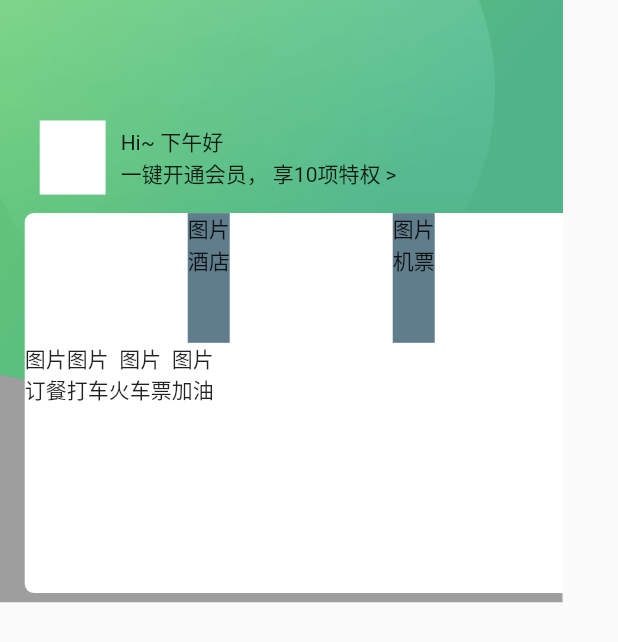
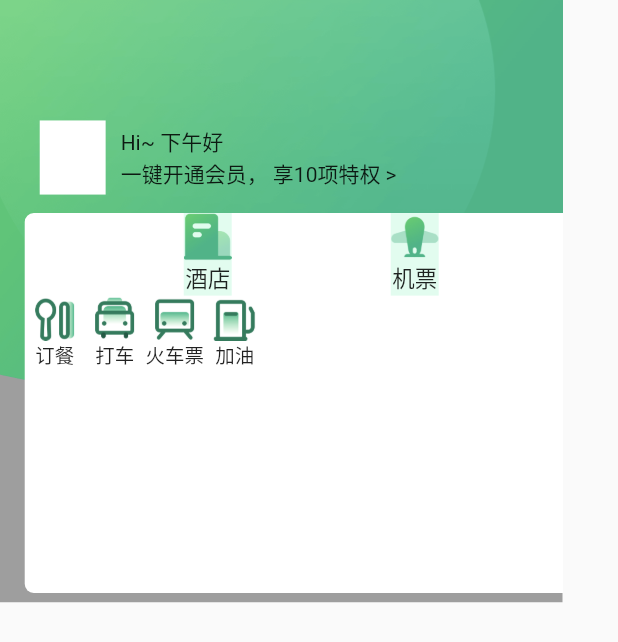
Before and after one commit to Alan-GitHub/kbb_app, a Flutter app: the HomeMainPageTop widget shown alone on an empty page, opened directly, on a phone screen of 412 x 824 dp. Shown: the top 642 px of the screen. Run offline on Flutter 3.47's test engine with Material 2 defaults, Android fonts, the phone set to English and light mode, and no system bars; our stand-ins replace flutter_screenutil; missing offline and left inert: dart:ffi, provide; statements that could not run were skipped.

Commit message:
首页顶部添加使用图标

```diff
--- a/lib/Home/Main/Views/HomeMainPageTop.dart
+++ b/lib/Home/Main/Views/HomeMainPageTop.dart
@@ -1,5 +1,9 @@
+import 'dart:ffi';
+
 import 'package:flutter/material.dart';
 import 'package:flutter_screenutil/flutter_screenutil.dart';
+import 'package:flutter_screenutil/screen_util.dart';
+import 'package:kbb_app/Utils/ImageNameManager.dart';
 
 class HomeMainPageTop extends StatelessWidget {
   @override
@@ -10,7 +14,7 @@ class HomeMainPageTop extends StatelessWidget {
         child: Stack(
           children: [
             // Container
-            Image.asset('images/bg_home.png'),
+            Image.asset(Home_Top_Background),
             Positioned(
               top: 65.h,
               left: 15.w,
@@ -56,21 +60,23 @@ class HomeMainPageTop extends StatelessWidget {
       width: MediaQuery.of(context).size.width - 30,
       height: 205.h,
       decoration: BoxDecoration(
-        color: Colors.white,
-        borderRadius: BorderRadius.all(Radius.circular(6.0))
-      ),
+          color: Colors.white,
+          borderRadius: BorderRadius.all(Radius.circular(6.0))),
       child: Column(
         children: [
           Row(
             mainAxisAlignment: MainAxisAlignment.spaceEvenly,
-            children: [oneLevelEntry('酒店'), oneLevelEntry('机票')],
+            children: [
+              oneLevelEntry(Home_Icon_Hotel, '酒店'),
+              oneLevelEntry(Home_Icon_Plane, '机票')
+            ],
           ),
           Row(
             children: [
-              twoLevelEntry('订餐'),
-              twoLevelEntry('打车'),
-              twoLevelEntry('火车票'),
-              twoLevelEntry('加油')
+              twoLevelEntry(Home_Icon_Takeout, '订餐'),
+              twoLevelEntry(Home_Icon_Taxi, '打车'),
+              twoLevelEntry(Home_Icon_Train, '火车票'),
+              twoLevelEntry(Home_Icon_Oil, '加油')
             ],
           )
         ],
@@ -79,36 +85,44 @@ class HomeMainPageTop extends StatelessWidget {
   }
 
   //酒店、机票入口
-  Widget oneLevelEntry(String text) {
+  Widget oneLevelEntry(String imageUrl, String text) {
     return Container(
-      color: Colors.blueGrey,
-      child: Stack(
-        children: [
-          Container(
-            color: Colors.red,
-            // width: 100.w,
-            height: 70.h,
-          ),
-          Positioned(
-            child: Column(
-              children: [
-                Text('图片'),
-                Text(text)
-              ],
-            ),
-          )
-        ],
-      ),
+      width: ScreenUtil.screenWidth,
+      color: Colors.greenAccent.withAlpha(50),
+      child: ImageTextFromTopToBottom(
+          imageUrl, text, 32, 55, 32, 32, 15.0, FontWeight.normal),
     );
   }
 
   //订餐、打车、火车票、加油入口
-  Widget twoLevelEntry(String text) {
+  Widget twoLevelEntry(String imageUrl, String text) {
     return Container(
+        child: ImageTextFromTopToBottom(
+            imageUrl, text, 40, 50, 30, 30, 13.0, FontWeight.normal));
+  }
+
+  //图片文字组件
+  Widget ImageTextFromTopToBottom(
+      String imageUrl,
+      String text,
+      double widgetW,
+      double widgetH,
+      double imageW,
+      double imageH,
+      double fontSize,
+      FontWeight fontWeight) {
+    return Container(
+      width: widgetW,
+      height: widgetH,
       child: Column(
         children: [
-          Text('图片'),
-          Text(text)
+          Image.asset(
+            imageUrl,
+            width: imageW,
+            height: imageH,
+          ),
+          Text(text,
+              style: TextStyle(fontSize: fontSize, fontWeight: fontWeight))
         ],
       ),
     );
--- /dev/null
+++ b/lib/Utils/ImageNameManager.dart
@@ -0,0 +1,8 @@
+//首页
+const String Home_Top_Background = 'assets/images/home/bg_home.png';
+const String Home_Icon_Hotel = 'assets/images/home/btn_home_hotel.png';
+const String Home_Icon_Plane = 'assets/images/home/btn_home_plan.png';
+const String Home_Icon_Takeout = 'assets/images/home/btn_home_food.png';
+const String Home_Icon_Taxi = 'assets/images/home/btn_home_car.png';
+const String Home_Icon_Train = 'assets/images/home/btn_home_train.png';
+const String Home_Icon_Oil = 'assets/images/home/btn_home_jiay.png';
--- a/pubspec.yaml
+++ b/pubspec.yaml
@@ -46,8 +46,7 @@ flutter:
   # the material Icons class.
   uses-material-design: true
   assets:
-    - images/lake.jpg
-    - images/bg_home.png
+    - assets/images/home/
 
   # To add assets to your application, add an assets section, like this:
   # assets:
```
Also changed, not shown: assets/images/home/3.0x/bg_home.png (renamed from images/3x/bg_home.png), assets/images/home/3.0x/btn_home_car.png (added), assets/images/home/3.0x/btn_home_food.png (added), assets/images/home/3.0x/btn_home_hotel.png (added), assets/images/home/3.0x/btn_home_jiay.png (added), assets/images/home/3.0x/btn_home_plan.png (added), assets/images/home/3.0x/btn_home_train.png (added), assets/images/home/bg_home.png (renamed from images/2x/bg_home.png), assets/images/home/btn_home_car.png (added), assets/images/home/btn_home_food.png (added), assets/images/home/btn_home_hotel.png (added), assets/images/home/btn_home_jiay.png (added), assets/images/home/btn_home_plan.png (added), assets/images/home/btn_home_train.png (added), 1 more files.
